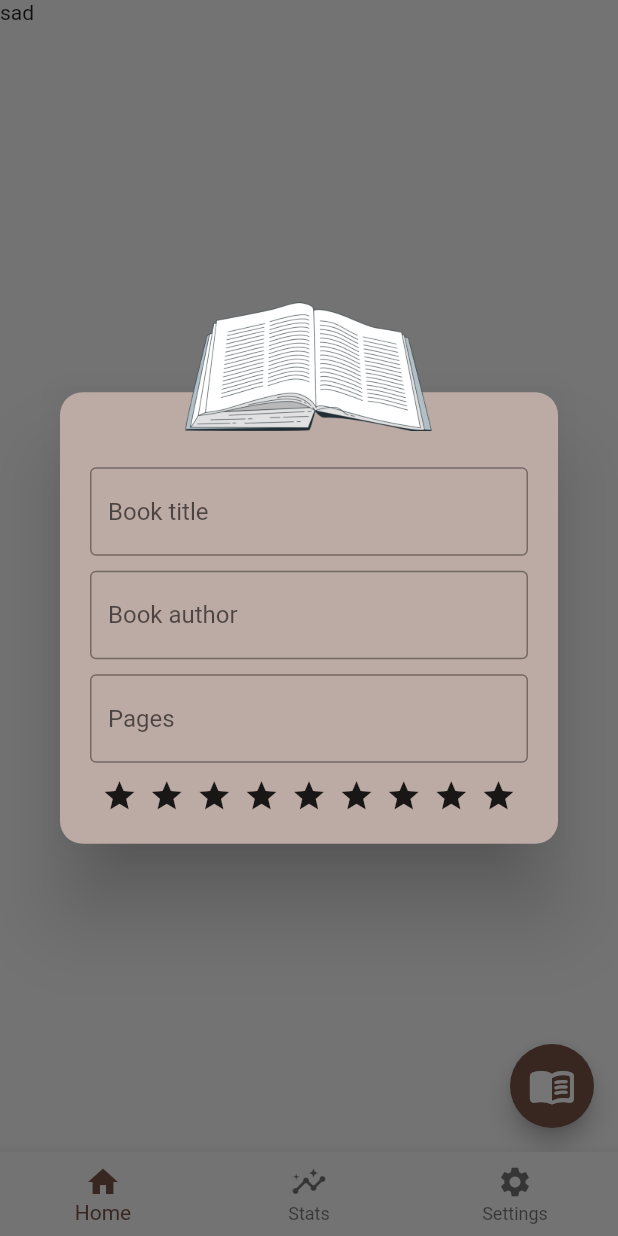
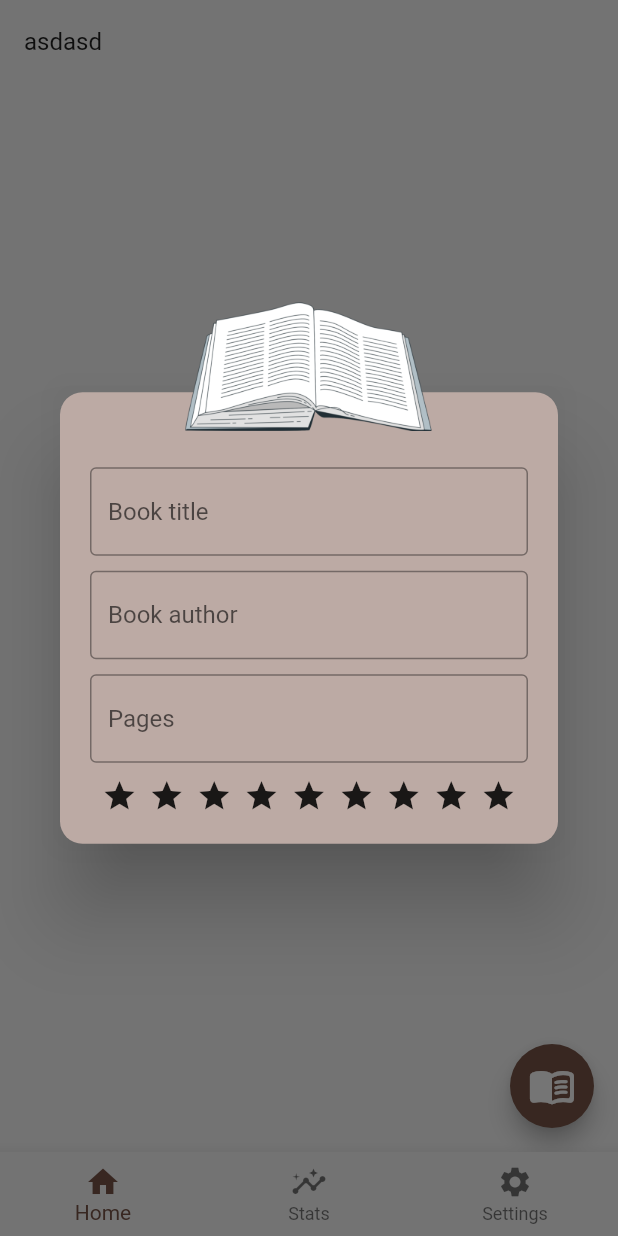
Before and after one commit to kves/read_app, a Flutter app: the screen it shows after launch, after a tap on the "menu book" icon, on a phone screen of 412 x 824 dp. Run offline on Flutter 3.47's test engine with Material 2 defaults, Android fonts, the phone set to English and light mode, and no system bars.

Commit message:
BookData class added

```diff
--- /dev/null
+++ b/lib/data/book_data.dart
@@ -0,0 +1,31 @@
+import 'package:flutter/material.dart';
+import 'package:read_app/models/book_model.dart';
+
+class BookData extends ChangeNotifier {
+  // list containing all added books.
+  List<Book> booksList = [
+    // default book.
+    Book(
+        bookTitle: 'Harry Potter',
+        bookAuthor: 'J.K Rowling',
+        bookPages: '450',
+        bookRating: '5/10'),
+  ];
+
+  // get the list of books.
+  List<Book> getBooksList() {
+    return booksList;
+  }
+
+  // add new book.
+  void addBook(String bookTitle, String? bookAuthor, String? bookPages,
+      String? bookRating) {
+    booksList.add(Book(
+      bookTitle: bookTitle,
+      bookAuthor: bookAuthor,
+      bookPages: bookPages,
+      bookRating: bookRating,
+    ));
+    notifyListeners();
+  }
+}
--- a/lib/main.dart
+++ b/lib/main.dart
@@ -1,4 +1,6 @@
 import 'package:flutter/material.dart';
+import 'package:provider/provider.dart';
+import 'package:read_app/data/book_data.dart';
 import 'package:read_app/pages/main_page.dart';
 
 void main() {
@@ -10,7 +12,9 @@ class MyApp extends StatelessWidget {
 
   @override
   Widget build(BuildContext context) {
-    return MaterialApp(
+    return ChangeNotifierProvider(
+      create: (context) => BookData(),
+      child: MaterialApp(
         title: 'Flutter Demo',
         theme: ThemeData(
           primarySwatch: Colors.brown,
@@ -24,6 +28,7 @@ class MyApp extends StatelessWidget {
           ),
         ),
         home: const MainPage(),
+      ),
     );
   }
 }
--- a/lib/models/book_model.dart
+++ b/lib/models/book_model.dart
@@ -1,4 +1,4 @@
-class BookModel {
+class Book {
   final String bookTitle;
   final String? bookAuthor;
   final String? bookPages;
@@ -6,7 +6,7 @@ class BookModel {
   final String? bookAddedDate;
   final String? bookCoverFromApi;
 
-  BookModel({
+  Book({
     required this.bookTitle,
     this.bookAuthor,
     this.bookPages,
--- a/lib/pages/home_page.dart
+++ b/lib/pages/home_page.dart
@@ -1,5 +1,6 @@
-
 import 'package:flutter/material.dart';
+import 'package:provider/provider.dart';
+import 'package:read_app/data/book_data.dart';
 import 'package:read_app/models/book_model.dart';
 
 import '../widgets/add_book_dialog.dart';
@@ -14,18 +15,23 @@ class HomePage extends StatefulWidget {
 class _HomePageState extends State<HomePage> {
   @override
   Widget build(BuildContext context) {
-    return Scaffold(
+    return Consumer<BookData>(
+      builder: (context, value, child) => Scaffold(
         body: SafeArea(
-        child: ListView(
-          children: const [Text('sad')],
+          child: ListView.builder(
+            itemCount: value.getBooksList().length,
+            itemBuilder: (context, index) => ListTile(
+              title: Text('asdasd'),
+            ),
           ),
         ),
         floatingActionButton: FloatingActionButton(
           onPressed: showAddBookDialog,
           backgroundColor: Colors.brown,
-        child: Icon(
+          child: const Icon(
             Icons.menu_book_rounded,
             size: 32,
+          ),
         ),
       ),
     );
--- a/lib/widgets/add_book_dialog.dart
+++ b/lib/widgets/add_book_dialog.dart
@@ -12,7 +12,7 @@ class _AddBookDialogState extends State<AddBookDialog> {
   Widget build(BuildContext context) {
     return Dialog(
         backgroundColor: Colors.transparent,
-        insetPadding: EdgeInsets.all(40),
+        insetPadding: const EdgeInsets.all(40),
         child: Stack(
           clipBehavior: Clip.none,
           alignment: Alignment.center,
@@ -22,7 +22,7 @@ class _AddBookDialogState extends State<AddBookDialog> {
               decoration: BoxDecoration(
                   borderRadius: BorderRadius.circular(15),
                   color: Colors.brown[200]),
-              padding: EdgeInsets.fromLTRB(20, 50, 20, 20),
+              padding: const EdgeInsets.fromLTRB(20, 50, 20, 20),
               child: SingleChildScrollView(
                 child: Column(
                   children: [
```
Lines whose indentation alone changed are shown as unchanged.
